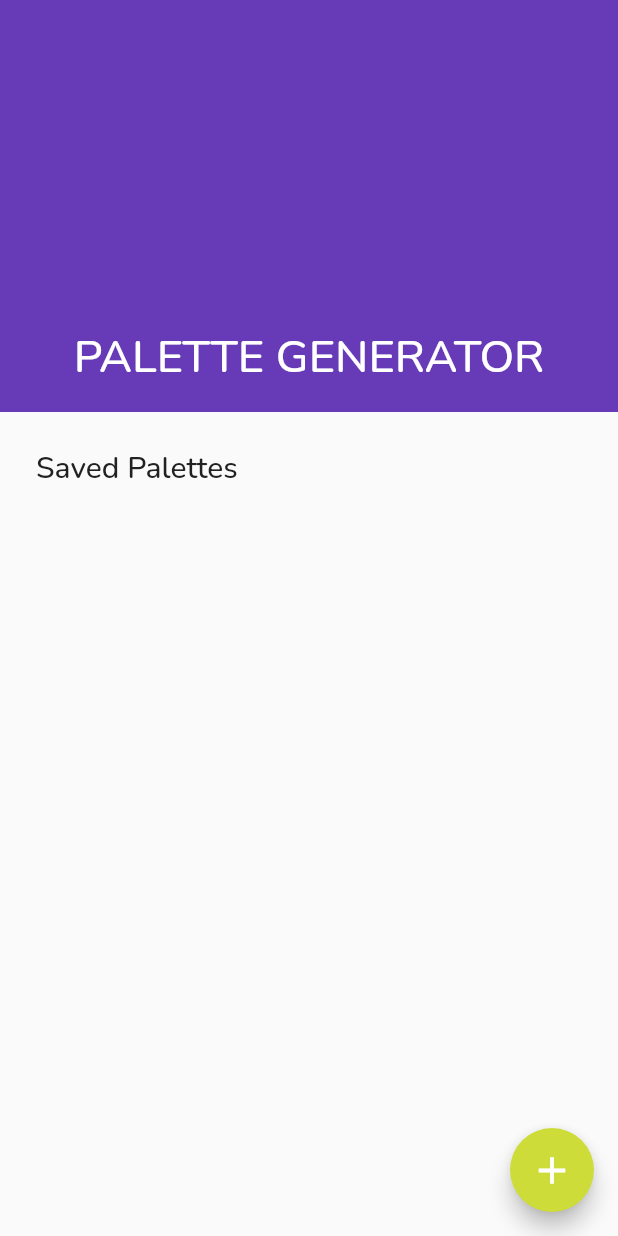
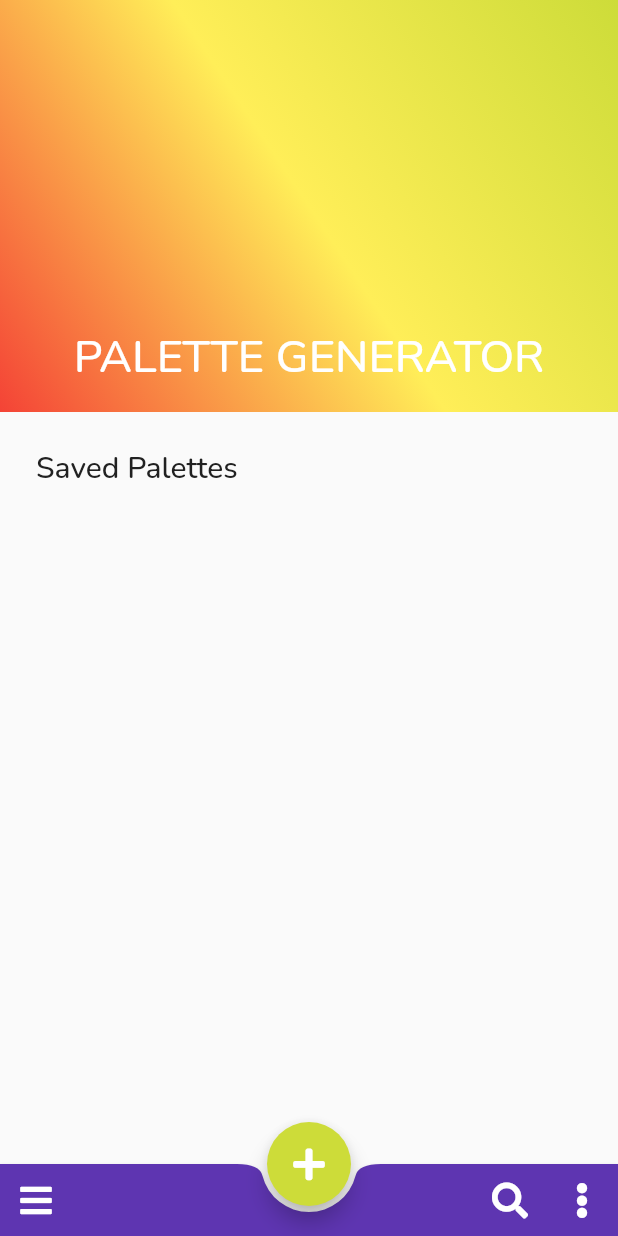
Before and after one commit to hericles-koelher/palette_generator, a Flutter app: the HomePage screen opened directly, on a phone screen of 412 x 824 dp. Run offline on Flutter 3.47's test engine with Material 2 defaults, Android fonts, the phone set to English and light mode, and no system bars; our stand-ins replace font_awesome_flutter, shared_preferences, state_notifier; missing offline and left inert: flutter_state_notifier, palette, undo; accounts and stored records are empty.

Commit message:
screen refactoring + some tests...

```diff
--- /dev/null
+++ b/lib/palette_generator_material.dart
@@ -0,0 +1,54 @@
+import 'package:flutter/material.dart';
+import 'package:palette_generator/screens/home_page.dart';
+
+class PaletteGeneratorMaterial extends StatelessWidget {
+  const PaletteGeneratorMaterial({Key? key}) : super(key: key);
+
+  @override
+  Widget build(BuildContext context) {
+    return MaterialApp(
+      debugShowCheckedModeBanner: false,
+      title: "Palette Generator",
+      theme: ThemeData(
+        fontFamily: "Nunito",
+        dividerColor: Colors.grey[400],
+        iconTheme: IconThemeData(color: Colors.white),
+        colorScheme: ColorScheme.fromSwatch(
+          primarySwatch: Colors.deepPurple,
+        ).copyWith(secondary: Colors.lime),
+        primaryColor: Colors.deepPurple[600],
+        // bottomAppBarColor: Colors.deepPurple,
+        textTheme: TextTheme(
+          bodyText1: TextStyle(
+            fontFamily: "Nunito",
+            color: Colors.grey[900],
+            fontSize: 20,
+          ),
+          bodyText2: TextStyle(
+            fontFamily: "Nunito",
+            color: Colors.grey[600],
+            fontSize: 18,
+          ),
+        ),
+        snackBarTheme: SnackBarThemeData(
+          contentTextStyle: TextStyle(
+            fontFamily: "Nunito",
+            color: Colors.white,
+            fontSize: 18,
+          ),
+        ),
+        textButtonTheme: TextButtonThemeData(
+          style: ButtonStyle(
+            textStyle: MaterialStateProperty.all(
+              TextStyle(
+                fontFamily: "Nunito",
+                fontSize: 18,
+              ),
+            ),
+          ),
+        ),
+      ),
+      home: HomePage(),
+    );
+  }
+}
--- a/lib/screens/home_page.dart
+++ b/lib/screens/home_page.dart
@@ -1,5 +1,6 @@
 import 'package:flutter/material.dart';
 import 'package:flutter_state_notifier/flutter_state_notifier.dart';
+import 'package:font_awesome_flutter/font_awesome_flutter.dart';
 import 'package:palette_generator/models/palette_info.dart';
 import 'package:palette_generator/models/palette_state_notifier.dart';
 import 'package:palette_generator/screens/palette_creation_page.dart';
@@ -23,6 +24,23 @@ class HomePage extends StatelessWidget {
             expandedHeight: screenHeight / 3,
             collapsedHeight: screenHeight / 12,
             flexibleSpace: FlexibleSpaceBar(
+              background: Container(
+                decoration: BoxDecoration(
+                  gradient: LinearGradient(
+                    begin: Alignment.topRight,
+                    end: Alignment.bottomLeft,
+                    colors: [
+                      Colors.lime,
+                      Colors.yellow[400]!,
+                      // Colors.orange,
+                      Colors.red,
+                      // Colors.blue,
+                      // Colors.blue[700]!,
+                      // Colors.deepPurple,
+                    ],
+                  ),
+                ),
+              ),
               centerTitle: true,
               title: Text(
                 "PALETTE GENERATOR",
@@ -73,9 +91,8 @@ class HomePage extends StatelessWidget {
         ],
       ),
       floatingActionButton: FloatingActionButton(
-        child: Icon(
-          Icons.add,
-          size: 30.0,
+        child: FaIcon(
+          FontAwesomeIcons.plus,
         ),
         onPressed: () {
           Navigator.push(
@@ -86,6 +103,39 @@ class HomePage extends StatelessWidget {
           );
         },
       ),
+      floatingActionButtonLocation: FloatingActionButtonLocation.centerDocked,
+      bottomNavigationBar: BottomAppBar(
+        color: Theme.of(context).primaryColor,
+        shape: CircularNotchedRectangle(),
+        elevation: 2.0,
+        child: Row(
+          mainAxisAlignment: MainAxisAlignment.spaceBetween,
+          children: [
+            IconButton(
+              icon: FaIcon(
+                FontAwesomeIcons.bars,
+              ),
+              onPressed: () {},
+            ),
+            Row(
+              children: [
+                IconButton(
+                  icon: FaIcon(
+                    FontAwesomeIcons.search,
+                  ),
+                  onPressed: () {},
+                ),
+                IconButton(
+                  icon: FaIcon(
+                    FontAwesomeIcons.ellipsisV,
+                  ),
+                  onPressed: () {},
+                ),
+              ],
+            ),
+          ],
+        ),
+      ),
     );
   }
 }
--- /dev/null
+++ b/lib/screens/splash_screen.dart
@@ -0,0 +1,11 @@
+import 'package:flutter/material.dart';
+
+class SplashScreen extends StatelessWidget {
+  @override
+  Widget build(BuildContext context) {
+    return MaterialApp(
+      debugShowCheckedModeBanner: false,
+      home: Scaffold(),
+    );
+  }
+}
--- a/pubspec.yaml
+++ b/pubspec.yaml
@@ -34,6 +34,8 @@ dependencies:
   provider: ^6.0.0
   undo: ^1.4.0
   shared_preferences: ^2.0.7
+  font_awesome_flutter: ^9.1.0
+  uuid: ^3.0.4
 
 flutter_icons:
   android: true
```
Also changed, not shown: lib/main.dart (+82 -72 lines), lib/screens/palette_creation_page.dart (+7 -12 lines), lib/screens/palette_detail_page.dart (+5 -4 lines), lib/widgets/palette_list_tile.dart (+19 -4 lines), pubspec.lock.
